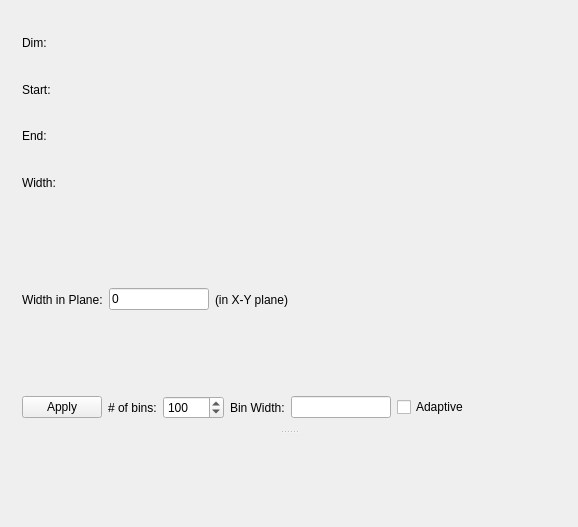
Qt form Code/Mantid/MantidQt/SliceViewer/inc/MantidQtSliceViewer/LineViewer.ui (mantidproject/mantid) before a commit.
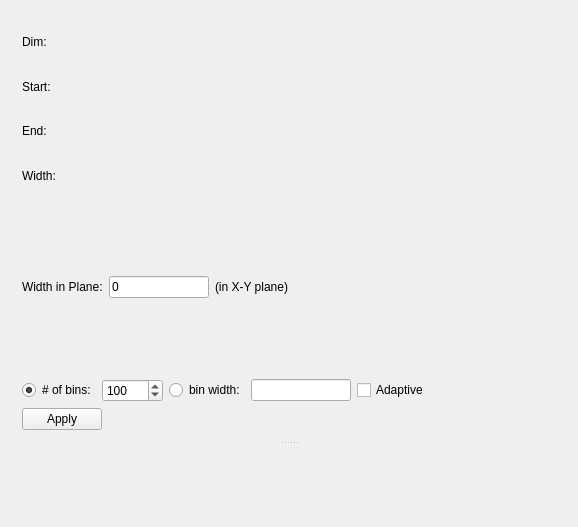
The same form after that commit.

Commit message:
Refs #4278: LineViewer set fixed bin width mode
or fixed number of bins. Switch between modes with a radio button or programmatically through a future python interface

The edit to the form file:
```diff
--- a/Code/Mantid/MantidQt/SliceViewer/inc/MantidQtSliceViewer/LineViewer.ui
+++ b/Code/Mantid/MantidQt/SliceViewer/inc/MantidQtSliceViewer/LineViewer.ui
@@ -136,20 +136,16 @@
        <item>
         <layout class="QHBoxLayout" name="layoutNumBins">
          <item>
-          <widget class="QPushButton" name="btnApply">
+          <widget class="QRadioButton" name="radNumBins">
            <property name="toolTip">
             <string>Apply the 1D slice and calculate the full slice</string>
            </property>
-           <property name="text">
-            <string>Apply</string>
-           </property>
-          </widget>
-         </item>
-         <item>
-          <widget class="QLabel" name="lblBins">
            <property name="text">
             <string># of bins:</string>
            </property>
+           <property name="checked">
+            <bool>true</bool>
+           </property>
           </widget>
          </item>
          <item>
@@ -161,7 +157,7 @@
             <number>1</number>
            </property>
            <property name="maximum">
-            <number>10000</number>
+            <number>50000</number>
            </property>
            <property name="value">
             <number>100</number>
@@ -169,9 +165,13 @@
           </widget>
          </item>
          <item>
-          <widget class="QLabel" name="lblBinWidth">
+          <widget class="QRadioButton" name="radBinWidth">
+           <property name="toolTip">
+            <string>Keep a fixed bin width, adjusting the number of bins
+from the length of the line being drawn</string>
+           </property>
            <property name="text">
-            <string>Bin Width:</string>
+            <string>bin width:</string>
            </property>
           </widget>
          </item>
@@ -216,6 +216,33 @@
          </item>
         </layout>
        </item>
+       <item>
+        <layout class="QHBoxLayout" name="horizontalLayout_2">
+         <item>
+          <widget class="QPushButton" name="btnApply">
+           <property name="toolTip">
+            <string>Apply the 1D slice and calculate the full slice</string>
+           </property>
+           <property name="text">
+            <string>Apply</string>
+           </property>
+          </widget>
+         </item>
+         <item>
+          <spacer name="horizontalSpacer_4">
+           <property name="orientation">
+            <enum>Qt::Horizontal</enum>
+           </property>
+           <property name="sizeHint" stdset="0">
+            <size>
+             <width>40</width>
+             <height>20</height>
+            </size>
+           </property>
+          </spacer>
+         </item>
+        </layout>
+       </item>
       </layout>
      </widget>
      <widget class="QFrame" name="frmPlot">
```
Left out of the diff: 2 changed lines with no effect on the pictures. The commit also changes 3 other files.
